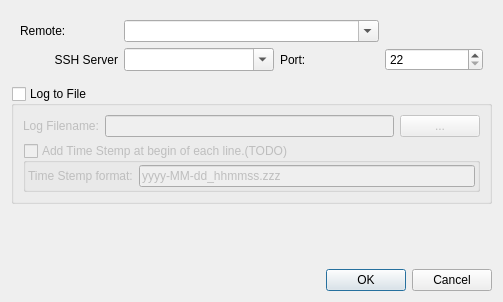
This is qiperfc/src/dlgssh.ui in coolshou/qiperf as Qt 5 draws it before an edit. The edited form follows.
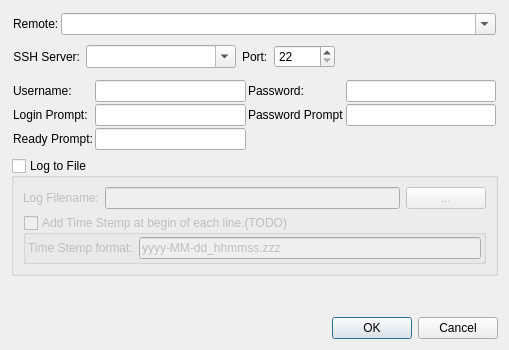
This is the edited form.

Diff of the .ui file:
```diff
--- a/qiperfc/src/dlgssh.ui
+++ b/qiperfc/src/dlgssh.ui
@@ -6,8 +6,8 @@
    <rect>
     <x>0</x>
     <y>0</y>
-    <width>503</width>
-    <height>302</height>
+    <width>509</width>
+    <height>350</height>
    </rect>
   </property>
   <property name="windowTitle">
@@ -15,16 +15,72 @@
   </property>
   <layout class="QVBoxLayout" name="verticalLayout">
    <item>
-    <widget class="QWidget" name="widget" native="true">
-     <layout class="QGridLayout" name="gridLayout_2">
-      <item row="1" column="3">
-       <widget class="QLabel" name="label_2">
+    <widget class="QWidget" name="widget_3" native="true">
+     <layout class="QHBoxLayout" name="horizontalLayout" stretch="0,1">
+      <property name="spacing">
+       <number>2</number>
+      </property>
+      <property name="leftMargin">
+       <number>2</number>
+      </property>
+      <property name="topMargin">
+       <number>2</number>
+      </property>
+      <property name="rightMargin">
+       <number>2</number>
+      </property>
+      <property name="bottomMargin">
+       <number>2</number>
+      </property>
+      <item>
+       <widget class="QLabel" name="label">
         <property name="text">
-         <string>Port:</string>
+         <string>Remote:</string>
         </property>
        </widget>
       </item>
-      <item row="1" column="2">
+      <item>
+       <widget class="QComboBox" name="cbManager">
+        <property name="editable">
+         <bool>true</bool>
+        </property>
+       </widget>
+      </item>
+     </layout>
+    </widget>
+   </item>
+   <item>
+    <widget class="QWidget" name="widget_4" native="true">
+     <layout class="QHBoxLayout" name="horizontalLayout_2">
+      <property name="leftMargin">
+       <number>2</number>
+      </property>
+      <property name="topMargin">
+       <number>2</number>
+      </property>
+      <property name="rightMargin">
+       <number>2</number>
+      </property>
+      <property name="bottomMargin">
+       <number>2</number>
+      </property>
+      <item>
+       <widget class="QLabel" name="labelTarget">
+        <property name="sizePolicy">
+         <sizepolicy hsizetype="Preferred" vsizetype="Preferred">
+          <horstretch>0</horstretch>
+          <verstretch>0</verstretch>
+         </sizepolicy>
+        </property>
+        <property name="text">
+         <string>SSH Server:</string>
+        </property>
+        <property name="alignment">
+         <set>Qt::AlignRight|Qt::AlignTrailing|Qt::AlignVCenter</set>
+        </property>
+       </widget>
+      </item>
+      <item>
        <widget class="QComboBox" name="sshserver">
         <property name="sizePolicy">
          <sizepolicy hsizetype="Preferred" vsizetype="Preferred">
@@ -55,38 +111,15 @@
         </property>
        </widget>
       </item>
-      <item row="0" column="0">
-       <widget class="QLabel" name="label">
+      <item>
+       <widget class="QLabel" name="label_2">
         <property name="text">
-         <string>Remote:</string>
+         <string>Port:</string>
         </property>
        </widget>
       </item>
-      <item row="0" column="2" colspan="2">
-       <widget class="QComboBox" name="cbManager">
-        <property name="editable">
-         <bool>true</bool>
-        </property>
-       </widget>
-      </item>
-      <item row="1" column="0">
-       <widget class="QLabel" name="labelTarget">
-        <property name="sizePolicy">
-         <sizepolicy hsizetype="Preferred" vsizetype="Preferred">
-          <horstretch>0</horstretch>
-          <verstretch>0</verstretch>
-         </sizepolicy>
-        </property>
-        <property name="text">
-         <string>SSH Server</string>
-        </property>
-        <property name="alignment">
-         <set>Qt::AlignRight|Qt::AlignTrailing|Qt::AlignVCenter</set>
-        </property>
-       </widget>
-      </item>
-      <item row="1" column="4">
-       <widget class="QSpinBox" name="sbSSHPort">
+      <item>
+       <widget class="QSpinBox" name="sbSshport">
         <property name="minimum">
          <number>22</number>
         </property>
@@ -94,6 +127,93 @@
          <number>65535</number>
         </property>
        </widget>
+      </item>
+      <item>
+       <spacer name="horizontalSpacer">
+        <property name="orientation">
+         <enum>Qt::Horizontal</enum>
+        </property>
+        <property name="sizeHint" stdset="0">
+         <size>
+          <width>40</width>
+          <height>20</height>
+         </size>
+        </property>
+       </spacer>
+      </item>
+     </layout>
+    </widget>
+   </item>
+   <item>
+    <widget class="QWidget" name="widget" native="true">
+     <layout class="QGridLayout" name="gridLayout_2" columnstretch="0,0,0,0">
+      <property name="leftMargin">
+       <number>2</number>
+      </property>
+      <property name="topMargin">
+       <number>2</number>
+      </property>
+      <property name="rightMargin">
+       <number>2</number>
+      </property>
+      <property name="bottomMargin">
+       <number>2</number>
+      </property>
+      <property name="spacing">
+       <number>2</number>
+      </property>
+      <item row="0" column="0">
+       <widget class="QWidget" name="widget_2" native="true"/>
+      </item>
+      <item row="2" column="2">
+       <widget class="QLabel" name="label_7">
+        <property name="text">
+         <string>Password:</string>
+        </property>
+       </widget>
+      </item>
+      <item row="3" column="3">
+       <widget class="QLineEdit" name="lePromptPassword"/>
+      </item>
+      <item row="2" column="1">
+       <widget class="QLineEdit" name="leUsername"/>
+      </item>
+      <item row="3" column="2">
+       <widget class="QLabel" name="label_5">
+        <property name="text">
+         <string>Password Prompt</string>
+        </property>
+       </widget>
+      </item>
+      <item row="3" column="1">
+       <widget class="QLineEdit" name="lePromptLogin"/>
+      </item>
+      <item row="2" column="3">
+       <widget class="QLineEdit" name="lePassword"/>
+      </item>
+      <item row="3" column="0">
+       <widget class="QLabel" name="label_4">
+        <property name="text">
+         <string>Login Prompt:</string>
+        </property>
+       </widget>
+      </item>
+      <item row="2" column="0">
+       <widget class="QLabel" name="label_6">
+        <property name="text">
+         <string>Username:</string>
+        </property>
+       </widget>
+      </item>
+      <item row="4" column="0">
+       <widget class="QLabel" name="label_8">
+        <property name="text">
+         <string>Ready Prompt:</string>
+        </property>
+       </widget>
+      </item>
+      <item row="4" column="1">
+       <widget class="QLineEdit" name="lePromptReady"/>
       </item>
      </layout>
     </widget>
```
